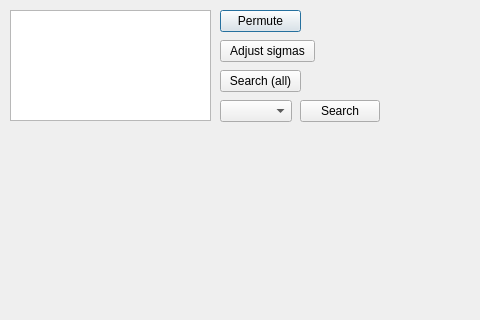
The window that src/gui/wavegendialog.ui (CompEphys-team/rtdo) describes before a commit, drawn with Qt 5; both pictures show x 0 to 480 and y 0 to 320 of the 670 by 523 pixel window.
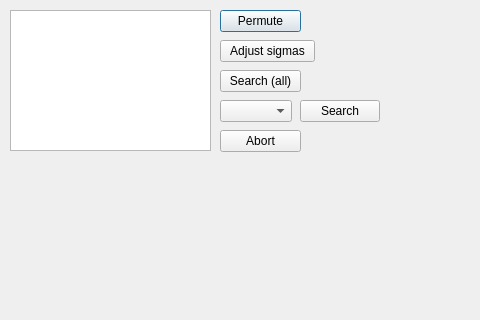
The same window after the commit.

Commit message: Added a Wavegen abort function

```diff
--- a/src/gui/wavegendialog.ui
+++ b/src/gui/wavegendialog.ui
@@ -58,7 +58,7 @@
      <x>10</x>
      <y>10</y>
      <width>201</width>
-     <height>111</height>
+     <height>141</height>
     </rect>
    </property>
   </widget>
@@ -85,6 +85,19 @@
     </rect>
    </property>
   </widget>
+  <widget class="QPushButton" name="btnAbort">
+   <property name="geometry">
+    <rect>
+     <x>220</x>
+     <y>130</y>
+     <width>81</width>
+     <height>22</height>
+    </rect>
+   </property>
+   <property name="text">
+    <string>Abort</string>
+   </property>
+  </widget>
  </widget>
  <resources/>
  <connections/>
```
The commit also changes 5 other files.
